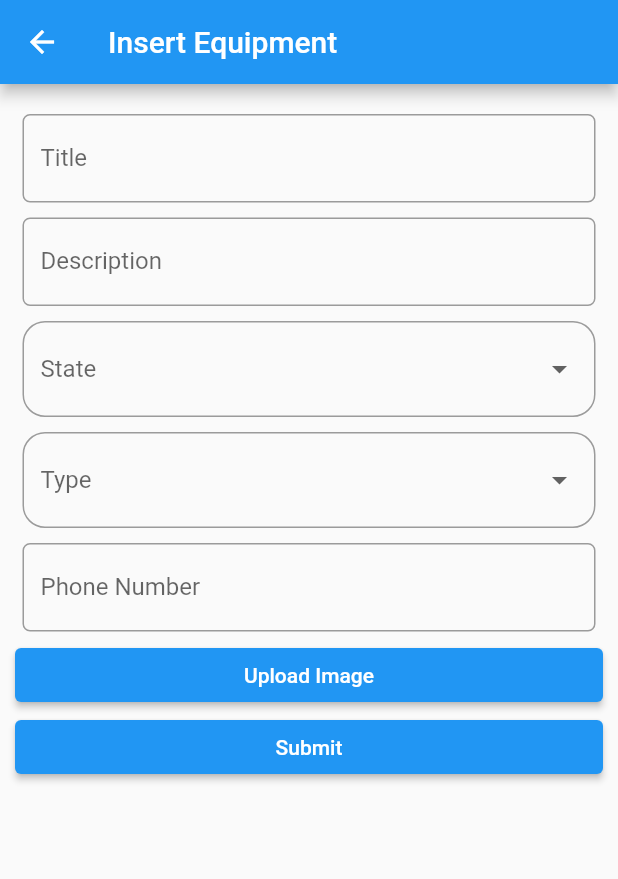
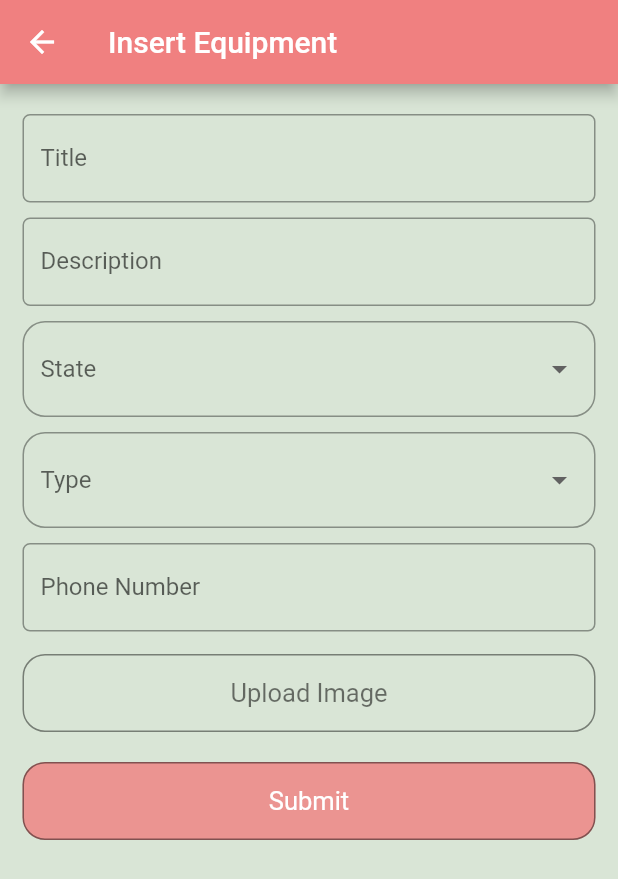
Before and after one commit to InfiniteVerma/app_rec_task, a Flutter app: the InsertEquipment screen opened directly, on a phone screen of 412 x 824 dp. Shown: the top 879 px of the screen. Run offline on Flutter 3.47's test engine with Material 2 defaults, Android fonts, the phone set to English and light mode, and no system bars; our stand-ins replace image_picker; missing offline and left inert: dart:ffi; network calls fail.

Commit message:
form UI fixes

```diff
--- a/app/lib/screens/insertEquipment.dart
+++ b/app/lib/screens/insertEquipment.dart
@@ -78,7 +78,11 @@ class _InsertEquipmentState extends State<InsertEquipment> {
   @override
   Widget build(BuildContext context) {
     return Scaffold(
-        appBar: AppBar(title: Text("Insert Equipment")),
+        backgroundColor: Color(0xffD9E5D6),
+        appBar: AppBar(
+          title: Text("Insert Equipment"),
+          backgroundColor: Color(0xffF08080),
+        ),
         body: Padding(
           padding: EdgeInsets.only(top: 15.0, left: 10.0, right: 10.0),
           child: Form(
@@ -113,12 +117,25 @@ class _InsertEquipmentState extends State<InsertEquipment> {
                     equipment.phoneNumber = int.parse(val);
                   });
                 }),
-                ElevatedButton(
-                  onPressed: getImage,
-                  child: Text('Upload Image'),
+                GestureDetector(
+                  onTap: getImage,
+                  child: Container(
+                    padding: const EdgeInsets.all(15),
+                    margin:
+                        const EdgeInsets.symmetric(horizontal: 5, vertical: 10),
+                    child: Text(
+                      'Upload Image',
+                      textAlign: TextAlign.center,
+                      style: TextStyle(fontSize: 17, color: Colors.black54),
+                    ),
+                    decoration: BoxDecoration(
+                        color: Color(0xffD9E5D6),
+                        borderRadius: BorderRadius.all(Radius.circular(15)),
+                        border: Border.all(color: Colors.black45)),
+                  ),
                 ),
-                ElevatedButton(
-                  onPressed: () async {
+                GestureDetector(
+                  onTap: () async {
                     final form = _formKey.currentState;
 
                     if (form.validate()) {
@@ -132,7 +149,20 @@ class _InsertEquipmentState extends State<InsertEquipment> {
                       print("Error");
                     }
                   },
-                  child: Text('Submit'),
+                  child: Container(
+                    padding: const EdgeInsets.all(15),
+                    margin:
+                        const EdgeInsets.symmetric(horizontal: 5, vertical: 10),
+                    child: Text(
+                      'Submit',
+                      textAlign: TextAlign.center,
+                      style: TextStyle(fontSize: 17, color: Colors.white),
+                    ),
+                    decoration: BoxDecoration(
+                        color: Color(0xffF08080).withOpacity(0.8),
+                        borderRadius: BorderRadius.all(Radius.circular(15)),
+                        border: Border.all(color: Colors.black45)),
+                  ),
                 ),
               ],
             ),
```
